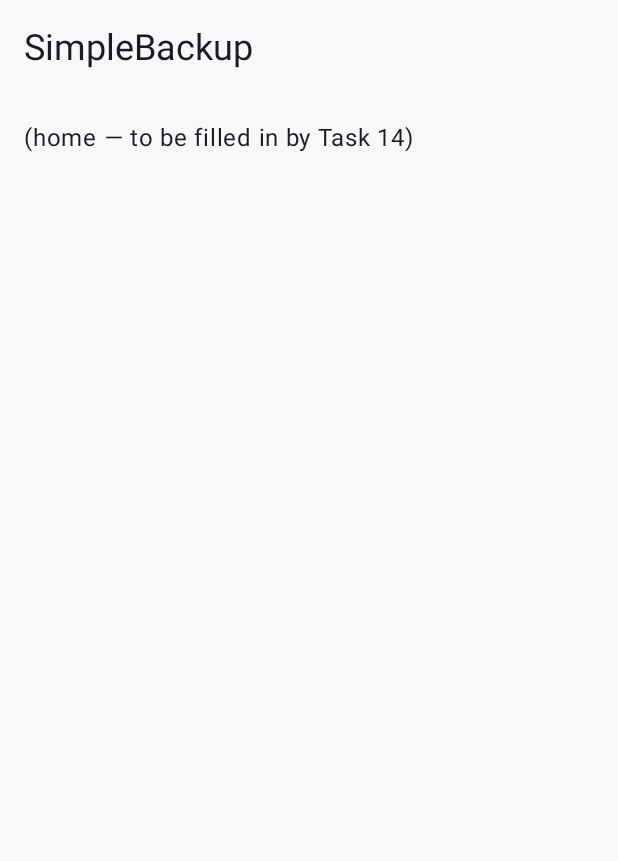
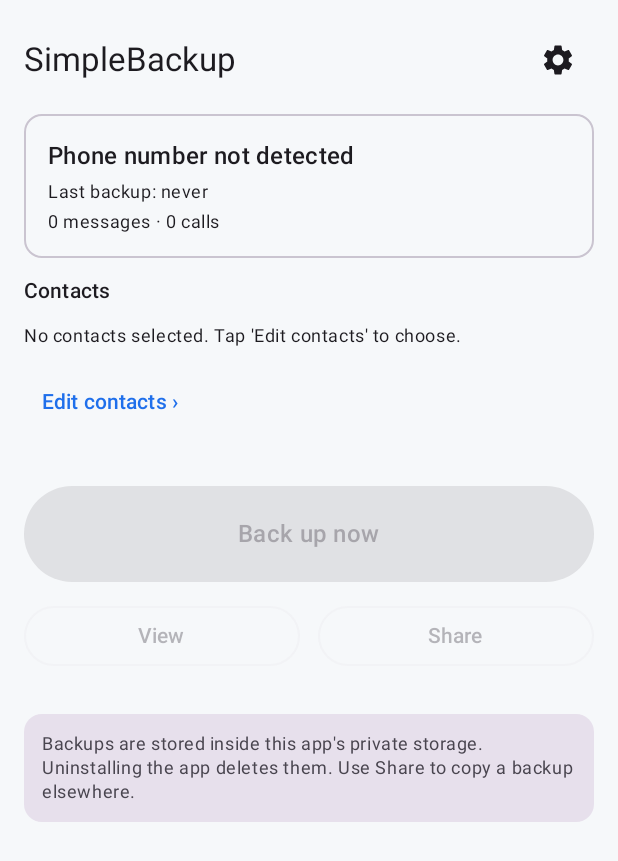
Before and after one commit to Fezzo753/sms-simple-bu, an Android app built with Jetpack Compose: the HomeScreen screen opened through its navigation route, on a phone screen of 412 x 824 dp. Shown: the top 861 px of the screen. Run offline under Robolectric (Android 15) with nearby library versions, the phone set to English and light mode, and no system bars.

Commit message:
feat(ui): home screen with sticky contacts, backup-now CTA, stats, and ViewModel

```diff
--- a/app/src/main/java/com/simplebackup/app/MainActivity.kt
+++ b/app/src/main/java/com/simplebackup/app/MainActivity.kt
@@ -60,6 +60,7 @@ private fun AppNavHost(startDestination: String) {
             HomeScreen(
                 onEditContacts = { nav.navigate(Routes.PICKER) },
                 onView = { nav.navigate(Routes.VIEWER) },
+                onShare = { /* wired in Task 18 */ },
                 onSettings = { nav.navigate(Routes.SETTINGS) }
             )
         }
--- a/app/src/main/java/com/simplebackup/app/ui/home/HomeScreen.kt
+++ b/app/src/main/java/com/simplebackup/app/ui/home/HomeScreen.kt
@@ -1,29 +1,154 @@
 package com.simplebackup.app.ui.home
 
 import androidx.compose.foundation.layout.Arrangement
+import androidx.compose.foundation.layout.Box
 import androidx.compose.foundation.layout.Column
+import androidx.compose.foundation.layout.ExperimentalLayoutApi
+import androidx.compose.foundation.layout.FlowRow
+import androidx.compose.foundation.layout.Row
 import androidx.compose.foundation.layout.Spacer
 import androidx.compose.foundation.layout.fillMaxSize
+import androidx.compose.foundation.layout.fillMaxWidth
 import androidx.compose.foundation.layout.height
 import androidx.compose.foundation.layout.padding
+import androidx.compose.foundation.layout.size
+import androidx.compose.foundation.rememberScrollState
+import androidx.compose.foundation.verticalScroll
+import androidx.compose.material.icons.Icons
+import androidx.compose.material.icons.filled.Settings
+import androidx.compose.material3.AssistChip
+import androidx.compose.material3.AssistChipDefaults
+import androidx.compose.material3.Button
+import androidx.compose.material3.ButtonDefaults
+import androidx.compose.material3.Card
+import androidx.compose.material3.CardDefaults
+import androidx.compose.material3.Icon
+import androidx.compose.material3.IconButton
 import androidx.compose.material3.MaterialTheme
+import androidx.compose.material3.OutlinedButton
+import androidx.compose.material3.OutlinedCard
 import androidx.compose.material3.Text
+import androidx.compose.material3.TextButton
 import androidx.compose.runtime.Composable
+import androidx.compose.runtime.LaunchedEffect
+import androidx.compose.runtime.getValue
+import androidx.compose.ui.Alignment
 import androidx.compose.ui.Modifier
 import androidx.compose.ui.unit.dp
+import androidx.lifecycle.compose.collectAsStateWithLifecycle
+import androidx.lifecycle.viewmodel.compose.viewModel
+import com.simplebackup.app.backup.BackupProgress
+import java.text.DateFormat
+import java.util.Date
 
+@OptIn(ExperimentalLayoutApi::class)
 @Composable
 fun HomeScreen(
     onEditContacts: () -> Unit = {},
     onView: () -> Unit = {},
-    onSettings: () -> Unit = {}
+    onShare: () -> Unit = {},
+    onSettings: () -> Unit = {},
+    vm: HomeViewModel = viewModel(factory = HomeViewModel.Factory)
 ) {
+    LaunchedEffect(Unit) { vm.start() }
+    val state by vm.state.collectAsStateWithLifecycle()
+
     Column(
-        modifier = Modifier.fillMaxSize().padding(16.dp),
+        modifier = Modifier
+            .fillMaxSize()
+            .verticalScroll(rememberScrollState())
+            .padding(16.dp),
         verticalArrangement = Arrangement.spacedBy(12.dp)
     ) {
-        Text("SimpleBackup", style = MaterialTheme.typography.headlineSmall)
+        Row(verticalAlignment = Alignment.CenterVertically) {
+            Text("SimpleBackup", style = MaterialTheme.typography.titleLarge, modifier = Modifier.weight(1f))
+            IconButton(onClick = onSettings) {
+                Icon(Icons.Default.Settings, contentDescription = "Settings")
+            }
+        }
+
+        OutlinedCard(modifier = Modifier.fillMaxWidth()) {
+            Column(modifier = Modifier.padding(16.dp), verticalArrangement = Arrangement.spacedBy(4.dp)) {
+                Text(
+                    if (state.devicePhone.isNotBlank() && state.devicePhone != "+0000000000") state.devicePhone
+                    else "Phone number not detected",
+                    style = MaterialTheme.typography.titleMedium
+                )
+                Text(
+                    "Last backup: " + (state.lastBackupMs?.let { DateFormat.getDateTimeInstance().format(Date(it)) } ?: "never"),
+                    style = MaterialTheme.typography.bodySmall
+                )
+                Text(
+                    "${state.totalMessages} messages · ${state.totalCalls} calls",
+                    style = MaterialTheme.typography.bodySmall
+                )
+            }
+        }
+
+        Text("Contacts", style = MaterialTheme.typography.titleSmall)
+        if (state.selectedContacts.isEmpty()) {
+            Text(
+                "No contacts selected. Tap 'Edit contacts' to choose.",
+                style = MaterialTheme.typography.bodySmall
+            )
+        } else {
+            FlowRow(horizontalArrangement = Arrangement.spacedBy(8.dp)) {
+                state.selectedContacts.take(20).forEach { c ->
+                    AssistChip(
+                        onClick = onEditContacts,
+                        label = { Text(c.displayName ?: c.e164) }
+                    )
+                }
+                if (state.selectedContacts.size > 20) {
+                    AssistChip(
+                        onClick = onEditContacts,
+                        label = { Text("+${state.selectedContacts.size - 20} more") }
+                    )
+                }
+            }
+        }
+        TextButton(onClick = onEditContacts) { Text("Edit contacts ›") }
+
         Spacer(Modifier.height(8.dp))
-        Text("(home — to be filled in by Task 14)")
+        Button(
+            onClick = { vm.backupNow() },
+            enabled = state.canBackup && state.progress !is BackupProgress.Running,
+            modifier = Modifier.fillMaxWidth().height(64.dp)
+        ) {
+            Text(
+                when (val p = state.progress) {
+                    is BackupProgress.Running -> p.phase.label + "…"
+                    else -> "Back up now"
+                },
+                style = MaterialTheme.typography.titleMedium
+            )
+        }
+
+        Row(horizontalArrangement = Arrangement.spacedBy(12.dp)) {
+            OutlinedButton(
+                onClick = onView,
+                enabled = state.htmlExists,
+                modifier = Modifier.weight(1f)
+            ) { Text("View") }
+            OutlinedButton(
+                onClick = onShare,
+                enabled = state.htmlExists,
+                modifier = Modifier.weight(1f)
+            ) { Text("Share") }
+        }
+
+        Spacer(Modifier.height(4.dp))
+        Card(
+            modifier = Modifier.fillMaxWidth(),
+            colors = CardDefaults.cardColors(containerColor = MaterialTheme.colorScheme.surfaceVariant)
+        ) {
+            Text(
+                "Backups are stored inside this app's private storage. Uninstalling the app deletes them. Use Share to copy a backup elsewhere.",
+                modifier = Modifier.padding(12.dp),
+                style = MaterialTheme.typography.bodySmall
+            )
+        }
+
+        Spacer(Modifier.size(48.dp))
     }
 }
--- /dev/null
+++ b/app/src/main/java/com/simplebackup/app/ui/home/HomeViewModel.kt
@@ -0,0 +1,110 @@
+package com.simplebackup.app.ui.home
+
+import android.app.Application
+import androidx.lifecycle.AndroidViewModel
+import androidx.lifecycle.ViewModelProvider
+import androidx.lifecycle.viewModelScope
+import androidx.lifecycle.viewmodel.initializer
+import androidx.lifecycle.viewmodel.viewModelFactory
+import com.simplebackup.app.AppContainer
+import com.simplebackup.app.SimpleBackupApplication
+import com.simplebackup.app.backup.BackupProgress
+import com.simplebackup.app.core.Backup
+import com.simplebackup.app.core.Event
+import com.simplebackup.app.data.DiscoveredContact
+import kotlinx.coroutines.Dispatchers
+import kotlinx.coroutines.Job
+import kotlinx.coroutines.flow.MutableStateFlow
+import kotlinx.coroutines.flow.StateFlow
+import kotlinx.coroutines.flow.asStateFlow
+import kotlinx.coroutines.launch
+import kotlinx.coroutines.withContext
+import java.io.File
+
+data class HomeState(
+    val devicePhone: String = "",
+    val lastBackupMs: Long? = null,
+    val totalMessages: Int = 0,
+    val totalCalls: Int = 0,
+    val selectedContacts: List<DiscoveredContact> = emptyList(),
+    val canBackup: Boolean = false,
+    val progress: BackupProgress = BackupProgress.Idle,
+    val htmlExists: Boolean = false
+)
+
+class HomeViewModel(app: Application) : AndroidViewModel(app) {
+    private val container: AppContainer = (app as SimpleBackupApplication).container
+    private val _state = MutableStateFlow(HomeState())
+    val state: StateFlow<HomeState> = _state.asStateFlow()
+    private var backupJob: Job? = null
+
+    fun start() = viewModelScope.launch(Dispatchers.IO) {
+        val s = container.settings.current()
+        val devicePhone = container.resolveDevicePhone(s.phoneOverride)
+        val nameMap = runCatching { container.discovery.nameMap() }.getOrDefault(emptyMap())
+        val selectedContacts = s.selectedE164.map {
+            DiscoveredContact(it, nameMap[it])
+        }.sortedBy { it.displayName ?: it.e164 }
+        val (msgCount, callCount) = loadCounts(devicePhone)
+        val htmlExists = File(container.filesDir, "Backup_${devicePhone}.html").exists()
+        _state.value = HomeState(
+            devicePhone = devicePhone,
+            lastBackupMs = s.lastRunMs,
+            totalMessages = msgCount,
+            totalCalls = callCount,
+            selectedContacts = selectedContacts,
+            canBackup = s.selectedE164.isNotEmpty() || s.includeAll,
+            progress = BackupProgress.Idle,
+            htmlExists = htmlExists
+        )
+    }
+
+    fun backupNow() {
+        if (backupJob?.isActive == true) return
+        backupJob = viewModelScope.launch(Dispatchers.IO) {
+            val s = container.settings.current()
+            val devicePhone = container.resolveDevicePhone(s.phoneOverride)
+            val nameMap = runCatching { container.discovery.nameMap() }.getOrDefault(emptyMap())
+            val orchestrator = container.orchestrator(devicePhone, nameMap)
+            launch {
+                orchestrator.progress.collect { p ->
+                    _state.value = _state.value.copy(progress = p)
+                }
+            }
+            val addresses = if (s.includeAll) emptySet() else s.selectedE164
+            val result = orchestrator.run(addresses)
+            if (result.isSuccess) {
+                container.settings.update { it.copy(lastRunMs = System.currentTimeMillis()) }
+                start()
+            }
+        }
+    }
+
+    fun cancelBackup() {
+        backupJob?.cancel()
+        _state.value = _state.value.copy(progress = BackupProgress.Idle)
+    }
+
+    fun dismissCompletion() {
+        if (_state.value.progress is BackupProgress.Done || _state.value.progress is BackupProgress.Failed) {
+            _state.value = _state.value.copy(progress = BackupProgress.Idle)
+        }
+    }
+
+    private suspend fun loadCounts(devicePhone: String): Pair<Int, Int> = withContext(Dispatchers.IO) {
+        val f = File(container.filesDir, "Backup_${devicePhone}.json")
+        if (!f.exists()) return@withContext 0 to 0
+        runCatching {
+            val backup = container.json.decodeFromString(Backup.serializer(), f.readText())
+            val msg = backup.events.count { it is Event.Sms || it is Event.Mms }
+            val calls = backup.events.count { it is Event.Call }
+            msg to calls
+        }.getOrDefault(0 to 0)
+    }
+
+    companion object {
+        val Factory = viewModelFactory {
+            initializer { HomeViewModel(this[ViewModelProvider.AndroidViewModelFactory.APPLICATION_KEY] as Application) }
+        }
+    }
+}
```
